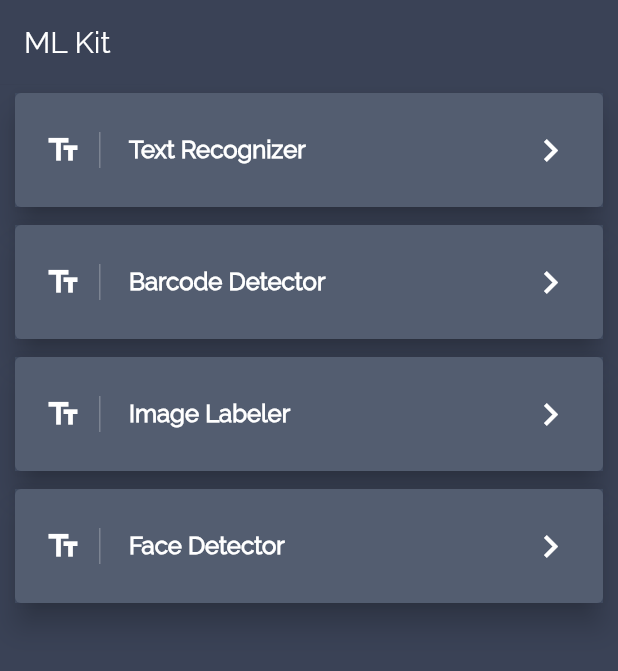
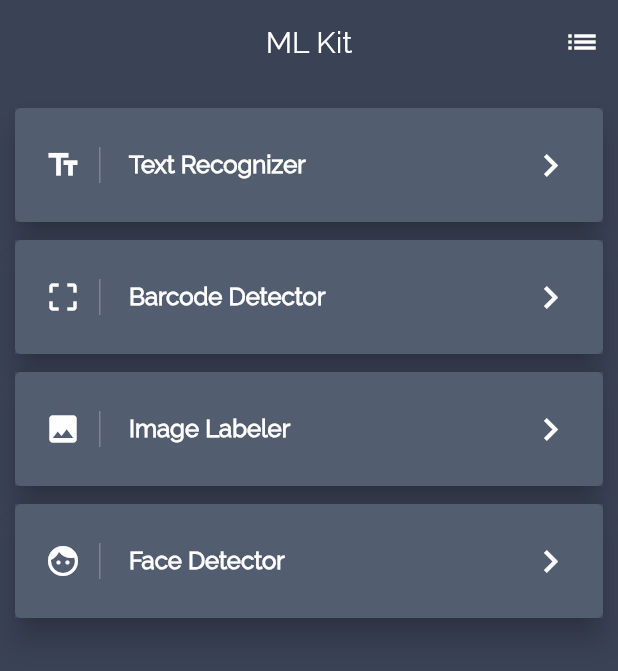
Before and after one commit to CheshtaK/Flutter-ML-Kit, a Flutter app: the screen it shows after launch, on a phone screen of 412 x 824 dp. Shown: the top 671 px of the screen. Run offline on Flutter 3.47's test engine with Material 2 defaults, Android fonts, the phone set to English and light mode, and no system bars; our stand-ins replace image_picker; missing offline and left inert: firebase_ml_vision; accounts and stored records are empty.

Commit message:
redesign home page

```diff
--- a/lib/constants/strings.dart
+++ /dev/null
@@ -1,3 +0,0 @@
-class Strings {
-  Strings._();
-}
--- a/lib/home.dart
+++ b/lib/home.dart
@@ -2,51 +2,61 @@ import 'package:flutter/material.dart';
 import 'package:flutter_ml_kit/model/content.dart';
 import 'package:flutter_ml_kit/routes/routes.dart';
 
-class HomePage extends StatelessWidget {
+class HomePage extends StatefulWidget {
   HomePage({this.title});
 
   final String title;
 
-  final List contents = [
-    'Text Recognizer',
-    'Barcode Detector',
-    'Image Labeler',
-    'Face Detector'
-  ];
+  @override
+  _HomePageState createState() => _HomePageState();
+}
+
+class _HomePageState extends State<HomePage> {
+  List contents;
+
+  @override
+  void initState() {
+    contents = getContents();
+    super.initState();
+  }
 
   @override
   Widget build(BuildContext context) {
-    ListTile makeListTile(String content) => ListTile(
-          contentPadding:
-              EdgeInsets.symmetric(horizontal: 20.0, vertical: 10.0),
+    ListTile makeListTile(Content content) => ListTile(
+          contentPadding: EdgeInsets.symmetric(
+            horizontal: 20.0,
+            vertical: 10.0,
+          ),
           leading: Container(
             padding: EdgeInsets.only(right: 12.0),
             decoration: BoxDecoration(
-                border: Border(
-                    right: BorderSide(width: 1.0, color: Colors.white24))),
-            child: Icon(Icons.text_fields, color: Colors.white),
+              border: Border(
+                right: BorderSide(
+                  width: 1.0,
+                  color: Colors.white24,
+                ),
+              ),
+            ),
+            child: Icon(
+              content.icon,
+              color: Colors.white,
+            ),
           ),
           title: Text(
-            content,
-            style: TextStyle(color: Colors.white, fontWeight: FontWeight.bold),
+            content.title,
+            style: TextStyle(
+              color: Colors.white,
+              fontWeight: FontWeight.bold,
+            ),
           ),
-          trailing:
-              Icon(Icons.keyboard_arrow_right, color: Colors.white, size: 30.0),
+          trailing: Icon(
+            Icons.keyboard_arrow_right,
+            color: Colors.white,
+            size: 30.0,
+          ),
           onTap: () {
-            Navigator.push(
-                context, MaterialPageRoute(builder: (context) => DetailPage()));
+            Navigator.of(context).pushNamed(content.route);
           },
-        );
-
-    Card makeCard(String content) => Card(
-          elevation: 8.0,
-          margin: EdgeInsets.symmetric(horizontal: 10.0, vertical: 6.0),
-          child: Container(
-            decoration: BoxDecoration(
-              color: Color.fromRGBO(64, 75, 96, .9),
-            ),
-            child: makeListTile(content),
-          ),
         );
 
     return Scaffold(
@@ -54,21 +64,32 @@ class HomePage extends StatelessWidget {
       appBar: AppBar(
         elevation: 0.1,
         backgroundColor: Color.fromRGBO(58, 66, 86, 1.0),
-        title: Text(title),
-        // actions: <Widget>[
-        //   IconButton(
-        //     icon: Icon(Icons.list),
-        //     onPressed: () {},
-        //   )
-        // ],
+        title: Text(widget.title),
+        centerTitle: true,
+        actions: <Widget>[
+          IconButton(
+            icon: Icon(Icons.list),
+            onPressed: () {},
+          )
+        ],
       ),
       body: Container(
+        padding: EdgeInsets.only(top: 10),
         child: ListView.builder(
           scrollDirection: Axis.vertical,
           shrinkWrap: true,
           itemCount: contents.length,
           itemBuilder: (BuildContext context, int index) {
-            return makeCard(contents[index]);
+            return Card(
+              elevation: 8.0,
+              margin: EdgeInsets.symmetric(horizontal: 10.0, vertical: 6.0),
+              child: Container(
+                decoration: BoxDecoration(
+                  color: Color.fromRGBO(64, 75, 96, .9),
+                ),
+                child: makeListTile(contents[index]),
+              ),
+            );
           },
         ),
       ),
@@ -78,6 +99,23 @@ class HomePage extends StatelessWidget {
 
 List getContents() {
   return [
-    Content(title: '', icon: Icons.text_fields, route: Routes.text_recognizer)
+    Content(
+        title: 'Text Recognizer',
+        icon: Icons.text_fields,
+        route: Routes.text_recognizer),
+    Content(
+        title: 'Barcode Detector',
+        icon: Icons.crop_free,
+        route: Routes.barcode_detector),
+    Content(
+      title: 'Image Labeler',
+      icon: Icons.image,
+      route: Routes.image_labeler,
+    ),
+    Content(
+      title: 'Face Detector',
+      icon: Icons.face,
+      route: Routes.face_detector,
+    ),
   ];
 }
```
